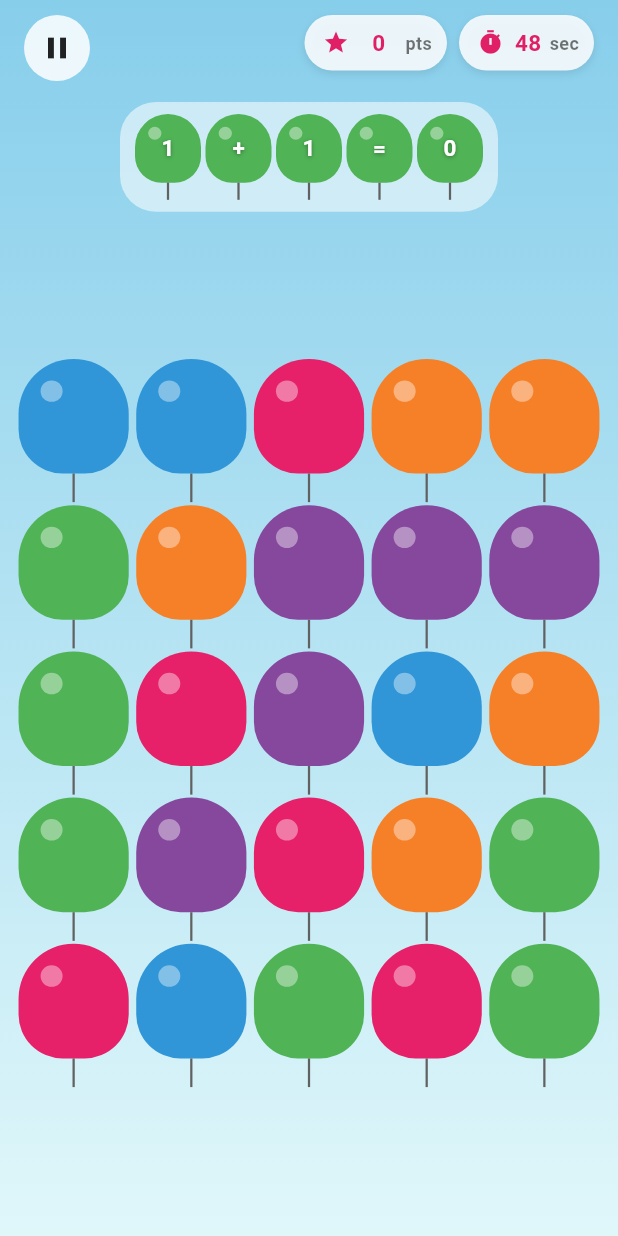
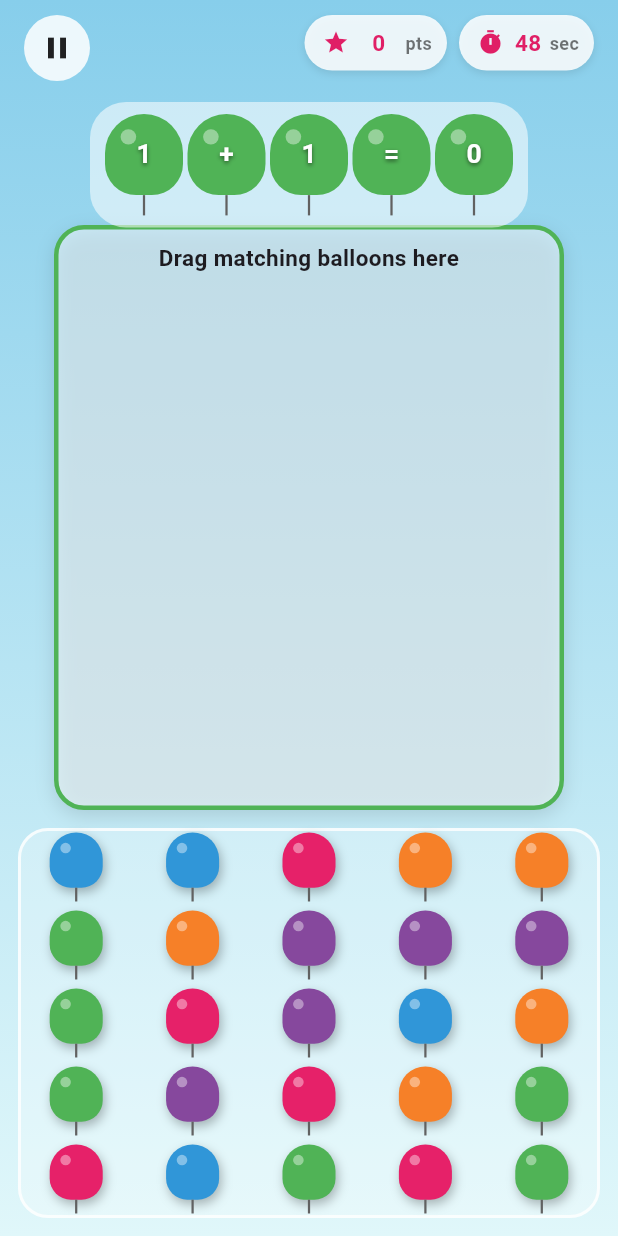
Before and after one commit to gwonbe/gwonbe-balloon-game, a Flutter app: the Game03Screen screen opened directly, after a tap on "Start Game", on a phone screen of 412 x 824 dp. Run offline on Flutter 3.47's test engine with Material 3 defaults, Android fonts, the light colour scheme and no system bars; our stand-ins replace audioplayers, package_info_plus, shared_preferences; accounts and stored records are empty.

Commit message:
[2026-1107] game03 드래그 방식으로 변경

```diff
--- a/lib/l10n/app_localizations.dart
+++ b/lib/l10n/app_localizations.dart
@@ -191,7 +191,7 @@ abstract class AppLocalizations {
   /// No description provided for @baseGameStatePauseTitle.
   ///
   /// In en, this message translates to:
-  /// **'Paused ⏸️'**
+  /// **'Paused ️'**
   String get baseGameStatePauseTitle;
 
   /// No description provided for @baseGameStatePauseMessage.
@@ -329,7 +329,7 @@ abstract class AppLocalizations {
   /// No description provided for @game02ScreenGameOverTitle.
   ///
   /// In en, this message translates to:
-  /// **'Time\'s Up! ⏰'**
+  /// **'Time\'s Up!'**
   String get game02ScreenGameOverTitle;
 
   /// No description provided for @game02ScreenGameOverMessage.
@@ -368,6 +368,12 @@ abstract class AppLocalizations {
   /// **'Incorrect!'**
   String get game03ScreenIncorrectFeedback;
 
+  /// No description provided for @game03ScreenDropPrompt.
+  ///
+  /// In en, this message translates to:
+  /// **'Drag matching balloons here'**
+  String get game03ScreenDropPrompt;
+
   /// No description provided for @game03ScreenStartMessage.
   ///
   /// In en, this message translates to:
@@ -383,7 +389,7 @@ abstract class AppLocalizations {
   /// No description provided for @game03ScreenGameOverTitle.
   ///
   /// In en, this message translates to:
-  /// **'Time\'s Up! ⏰'**
+  /// **'Time\'s Up!'**
   String get game03ScreenGameOverTitle;
 
   /// No description provided for @game03ScreenGameOverMessage.
--- a/lib/screens/game03_screen.dart
+++ b/lib/screens/game03_screen.dart
@@ -164,7 +164,11 @@ class _Game03ScreenState extends BaseGameState<Game03Screen> {
   late _Round _round;
   late List<Color> _gridColors;
   late List<bool> _gridActive;
-  int _poppedTargetCount = 0;
+  late List<bool> _gridPopped;
+  late List<Offset> _gridPositions;
+  final GlobalKey _gridKey = GlobalKey();
+  final List<int> _placedBalloons = [];
+  bool _roundComplete = false;
 
   // 정답을 맞혀서 다음 라운드로 넘어가야 하는 상태
   bool _pendingNext = false;
@@ -232,7 +236,16 @@ class _Game03ScreenState extends BaseGameState<Game03Screen> {
     _round = _Round.random(_random);
     _gridColors = _round.buildGridColors(_random);
     _gridActive = List<bool>.filled(_kGridCount, true);
-    _poppedTargetCount = 0;
+    _gridPopped = List<bool>.filled(_kGridCount, false);
+    _gridPositions = List.generate(
+      _kGridCount,
+      (i) => Offset(
+        ((i % _kGridColumns) + 0.5) / _kGridColumns,
+        ((i ~/ _kGridColumns) + 0.5) / _kGridColumns,
+      ),
+    );
+    _placedBalloons.clear();
+    _roundComplete = false;
     _pendingNext = false;
   }
 
@@ -283,7 +296,7 @@ class _Game03ScreenState extends BaseGameState<Game03Screen> {
     });
   }
 
-  void _onTapCell(int index) {
+  void _onDropBalloon(int index) {
     if (_status != _GameStatus.playing || isPaused) return;
     if (_feedbackText != null ||
         _nextRoundTimer?.isActive == true ||
@@ -295,7 +308,11 @@ class _Game03ScreenState extends BaseGameState<Game03Screen> {
 
     setState(() {
       _gridActive[index] = false;
-      if (isTargetColor) _poppedTargetCount++;
+      if (isTargetColor) {
+        _placedBalloons.add(index);
+      } else {
+        _gridPopped[index] = true;
+      }
     });
 
     if (!isTargetColor) {
@@ -303,10 +320,14 @@ class _Game03ScreenState extends BaseGameState<Game03Screen> {
       return;
     }
 
-    if (_poppedTargetCount == _round.answer) {
+    if (_placedBalloons.length == _round.answer) {
       setState(() {
         _score++;
         _pendingNext = true;
+        _roundComplete = true;
+        for (int i = 0; i < _kGridCount; i++) {
+          if (_gridActive[i]) _gridPopped[i] = true;
+        }
       });
 
       _showFeedback(true);
@@ -342,8 +363,15 @@ class _Game03ScreenState extends BaseGameState<Game03Screen> {
                 Positioned.fill(
                   child: SafeArea(
                     child: Padding(
-                      padding: const EdgeInsets.only(top: 140),
-                      child: Center(child: _buildGrid()),
+                      padding: const EdgeInsets.fromLTRB(12, 150, 12, 12),
+                      child: LayoutBuilder(builder: (context, constraints) {
+                        final gridHeight = min(260.0, max(145.0, constraints.maxHeight - 175));
+                        return Column(children: [
+                          Expanded(child: _buildDropArea()),
+                          const SizedBox(height: 12),
+                          SizedBox(height: gridHeight, child: _buildGrid()),
+                        ]);
+                      }),
                     ),
                   ),
                 ),
@@ -381,58 +409,116 @@ class _Game03ScreenState extends BaseGameState<Game03Screen> {
     );
   }
 
-  /// 5x5 풍선판. 터진 풍선 자리는 빈 칸으로 남는다.
+  /// 드래그할 수 있는 5x5 풍선판.
   Widget _buildGrid() {
     return LayoutBuilder(
       builder: (context, constraints) {
-        const double gap = 5;
-        final double gridWidth = min(constraints.maxWidth * 0.94, 390);
-        final double cellSize =
-            (gridWidth - gap * (_kGridColumns - 1)) / _kGridColumns;
-
+        final double cellWidth = constraints.maxWidth / _kGridColumns;
+        final double cellHeight = constraints.maxHeight / _kGridColumns;
+        final double size = min(cellWidth * 0.68, cellHeight * 0.68);
         return SizedBox(
-          width: gridWidth,
-          child: Wrap(
-            spacing: gap,
-            runSpacing: 2,
-            children: List.generate(_kGridCount, (index) {
-              return SizedBox(
-                width: cellSize,
-                height: cellSize * 1.3,
-                child: _gridActive[index]
-                    ? GestureDetector(
-                        onTap: () => _onTapCell(index),
-                        child: LabeledBalloon(
-                          size: cellSize,
-                          color: _gridColors[index],
-                          label: '',
-                        ),
-                      )
-                    : const SizedBox.shrink(),
-              );
-            }),
-          ),
+          key: _gridKey,
+          width: constraints.maxWidth,
+          height: constraints.maxHeight,
+          child: Stack(children: [
+            Positioned.fill(child: Container(decoration: BoxDecoration(
+              color: Colors.white.withValues(alpha: 0.24),
+              border: Border.all(color: Colors.white.withValues(alpha: 0.8), width: 2),
+              borderRadius: BorderRadius.circular(20),
+            ))),
+            for (int index = 0; index < _kGridCount; index++)
+              if (_gridActive[index] || _gridPopped[index])
+                Positioned(
+                  left: _gridPositions[index].dx * constraints.maxWidth - size / 2,
+                  top: _gridPositions[index].dy * constraints.maxHeight - size * 0.65,
+                  child: AnimatedScale(
+                    scale: _gridPopped[index] ? 1.3 : 1,
+                    duration: const Duration(milliseconds: 180),
+                    child: AnimatedOpacity(
+                      opacity: _gridPopped[index] ? 0 : 1,
+                      duration: const Duration(milliseconds: 180),
+                      child: _gridActive[index]
+                          ? Draggable<int>(
+                              data: index,
+                              dragAnchorStrategy: pointerDragAnchorStrategy,
+                              feedback: Material(color: Colors.transparent, child: LabeledBalloon(size: size, color: _gridColors[index], label: '', withShadow: true)),
+                              childWhenDragging: const SizedBox.shrink(),
+                              onDragEnd: (details) {
+                                if (!_gridActive[index] || !mounted) return;
+                                final box = _gridKey.currentContext?.findRenderObject() as RenderBox?;
+                                if (box == null) return;
+                                final local = box.globalToLocal(details.offset);
+                                setState(() => _gridPositions[index] = Offset(
+                                  ((local.dx + size / 2) / box.size.width).clamp(0.0, 1.0),
+                                  ((local.dy + size * 0.65) / box.size.height).clamp(0.0, 1.0),
+                                ));
+                              },
+                              child: LabeledBalloon(size: size, color: _gridColors[index], label: '', withShadow: true),
+                            )
+                          : LabeledBalloon(size: size, color: _gridColors[index], label: '', withShadow: true),
+                    ),
+                  ),
+                ),
+          ]),
         );
       },
     );
   }
 
+  Widget _buildDropArea() => DragTarget<int>(
+    onWillAcceptWithDetails: (_) => _status == _GameStatus.playing && !isPaused,
+    onAcceptWithDetails: (details) => _onDropBalloon(details.data),
+    builder: (context, candidates, rejected) => AnimatedContainer(
+      duration: const Duration(milliseconds: 150),
+      width: double.infinity,
+      height: double.infinity,
+      margin: const EdgeInsets.symmetric(horizontal: 24),
+      padding: const EdgeInsets.all(8),
+      decoration: BoxDecoration(
+        color: candidates.isNotEmpty ? Colors.white.withValues(alpha: 0.8) : Colors.white.withValues(alpha: 0.48),
+        borderRadius: BorderRadius.circular(20),
+        border: Border.all(color: _round.targetColor, width: 3),
+        boxShadow: const [BoxShadow(color: Colors.black12, blurRadius: 10, offset: Offset(0, 4))],
+      ),
+      child: Column(children: [
+        Text(l10n.game03ScreenDropPrompt, textAlign: TextAlign.center, style: const TextStyle(fontWeight: FontWeight.bold, fontSize: 15)),
+        const SizedBox(height: 8),
+        Expanded(child: Center(child: Wrap(
+          alignment: WrapAlignment.center,
+          runAlignment: WrapAlignment.center,
+          spacing: 2,
+          runSpacing: 0,
+          children: _placedBalloons.map((index) => AnimatedOpacity(
+            opacity: _roundComplete ? 0 : 1,
+            duration: const Duration(milliseconds: 180),
+            child: LabeledBalloon(size: 23, color: _gridColors[index], label: ''),
+          )).toList(),
+        ))),
+      ]),
+    ),
+  );
+
   /// 상단 문제 표시: a ○ b = (터뜨린 목표 색 풍선 개수)
   Widget _buildQuestionBoard() {
-    const double balloonSize = 44;
+    const double balloonSize = 52;
     final List<String> labels = [
       '${_round.operand1}',
       _round.operatorSymbol,
       '${_round.operand2}',
       '=',
-      '$_poppedTargetCount',
+      '${_placedBalloons.length}',
     ];
 
     final List<Widget> children = [];
     for (int i = 0; i < labels.length; i++) {
       if (i > 0) children.add(const SizedBox(width: 3));
       children.add(
-        LabeledBalloon(size: balloonSize, color: _round.targetColor, label: labels[i]),
+        LabeledBalloon(
+          size: balloonSize,
+          color: _round.targetColor,
+          label: labels[i],
+          labelShadowColor: Colors.black54,
+        ),
       );
     }
 
--- a/lib/utils/base_game_state.dart
+++ b/lib/utils/base_game_state.dart
@@ -589,6 +589,7 @@ class LabeledBalloon extends StatelessWidget {
   final Color color;
   final String label;
   final bool withShadow;
+  final Color labelShadowColor;
 
   const LabeledBalloon({
     super.key,
@@ -596,6 +597,7 @@ class LabeledBalloon extends StatelessWidget {
     required this.color,
     required this.label,
     this.withShadow = false,
+    this.labelShadowColor = Colors.black38,
   });
 
   @override
@@ -617,11 +619,11 @@ class LabeledBalloon extends StatelessWidget {
                 fontSize: size * 0.34,
                 fontWeight: FontWeight.bold,
                 color: Colors.white,
-                shadows: const [
+                shadows: [
                   Shadow(
-                    color: Colors.black38,
+                    color: labelShadowColor,
                     blurRadius: 3,
-                    offset: Offset(0, 1),
+                    offset: const Offset(0, 1),
                   ),
                 ],
               ),
```
Also changed, not shown: lib/l10n/app_en.arb (+4 -3 lines), lib/l10n/app_ko.arb (+4 -3 lines), lib/l10n/app_localizations_en.dart (+6 -3 lines), lib/l10n/app_localizations_ko.dart (+6 -3 lines).
